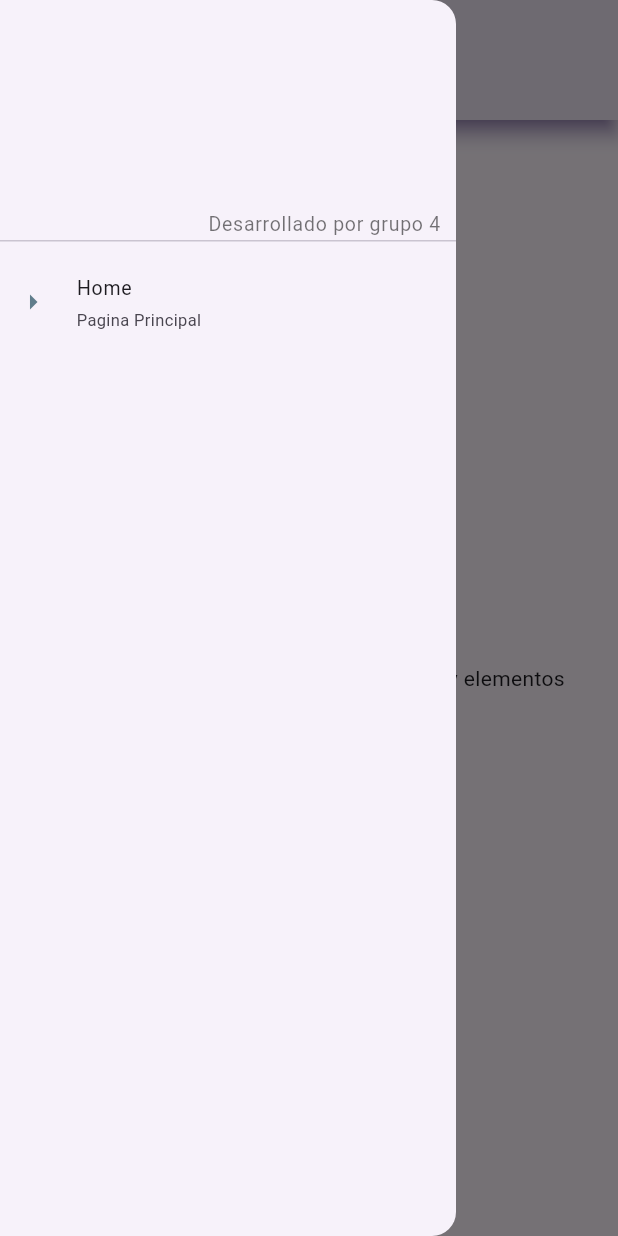
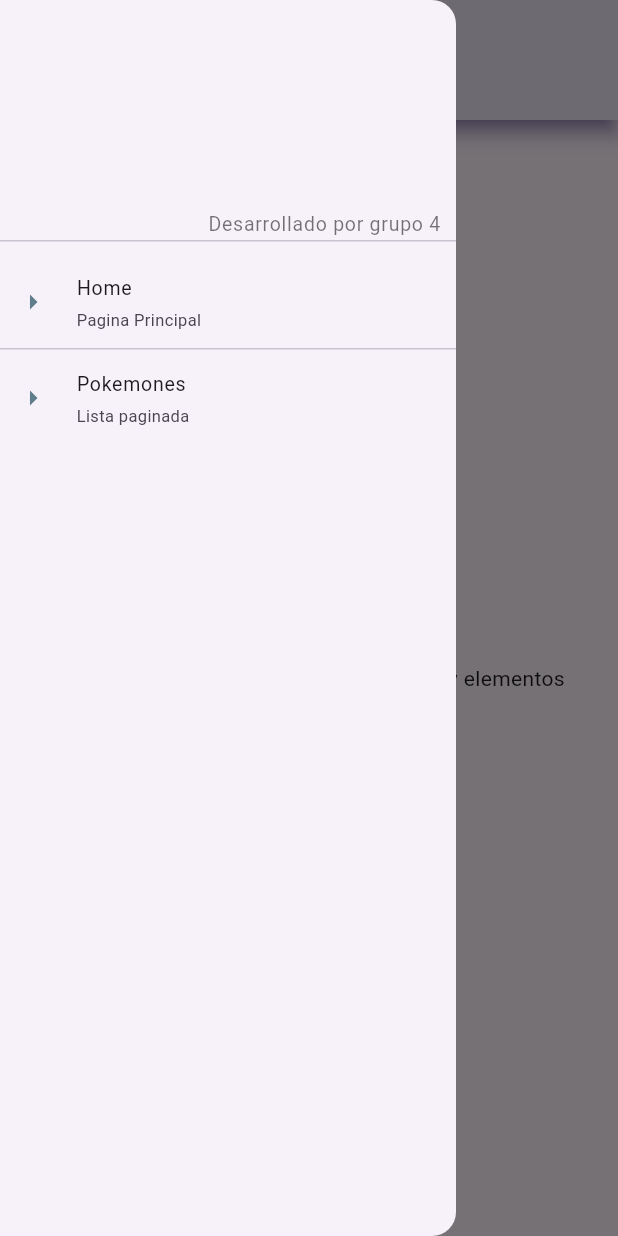
Before and after one commit to Victoria-2/flutter_pokemon, a Flutter app: the screen it shows after launch, with the side drawer open, on a phone screen of 412 x 824 dp. Run offline on Flutter 3.47's test engine with Material 3 defaults, Android fonts, the phone set to English and light mode, and no system bars; Roboto replaces fonts that are missing (FuzzyBubbles, RobotoMono).

Commit message:
Creacion pantalla pokemones

```diff
--- a/lib/main.dart
+++ b/lib/main.dart
@@ -1,5 +1,6 @@
 import 'package:flutter/material.dart';
 import 'package:flutter_pokemon/screens/home_screen.dart';
+import 'package:flutter_pokemon/screens/pokemon_list.dart';
 
 void main() async {
   WidgetsFlutterBinding.ensureInitialized();
@@ -15,7 +16,7 @@
 
  @override
   Widget build(BuildContext context) {
-    // final tema = Provider.of<ThemeProvider>(context, listen: true);
+    // final tema = Provider.of<ThemeProvider>(context, listen: true); /* esto es lo de  */
     return MaterialApp(
         //debugShowCheckedModeBanner: false,
         initialRoute: 'home',
@@ -24,25 +25,8 @@
 
         routes: {
           'home': (context) => const HomeScreen(),
+          'pokemon_list': (context) => const PokemonList(),
           }
         );
-
-    /*return Scaffold(
-      appBar: AppBar(
-        title: const Text('Home Screen'),
-        centerTitle: true,
-        leadingWidth: 40,
-        toolbarHeight: 80,
-      ),
-      drawer: Menu(),
-      body: const Center(child: Text('Hola mundo')),
-      floatingActionButton: FloatingActionButton(
-        child: const Icon(Icons.plus_one),
-        onPressed: () {
-          log('click button');
-        },
-      ),
-      floatingActionButtonLocation: FloatingActionButtonLocation.endDocked,
-    );*/
   }
 }
--- a/lib/screens/screens.dart
+++ b/lib/screens/screens.dart
@@ -1 +1,2 @@
+export 'package:flutter_pokemon/screens/pokemon_list.dart';
 export 'package:flutter_pokemon/screens/home_screen.dart';
--- a/lib/widgets/menu.dart
+++ b/lib/widgets/menu.dart
@@ -4,6 +4,7 @@ class Menu extends StatelessWidget {
   final List<Map<String, String>> _menuItems = <Map<String, String>>[
     {'route': 'home', 'title': 'Home', 'subtitle': 'Pagina Principal'},
     //en route va como esta escrito en el home
+    {'route': 'pokemon_list', 'title': 'Pokemones', 'subtitle': 'Lista paginada'},
   ];
 
   Menu({super.key});
```
Also changed, not shown: lib/screens/pokemon_list.dart (added, +22 -0 lines).
